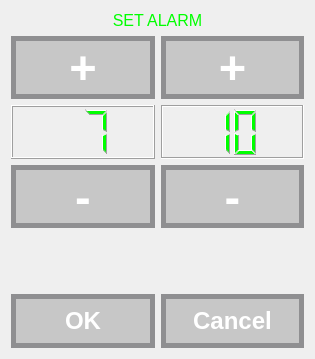
The window that iDom_Client/setalarm.ui (cyniu88/QT_kurs) describes before a commit, drawn with Qt 5.
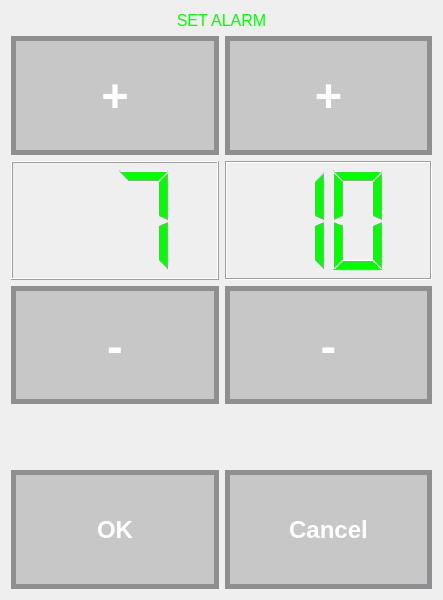
The same window after the commit. Custom widgets are drawn as their Qt base class.

```diff
--- a/iDom_Client/setalarm.ui
+++ b/iDom_Client/setalarm.ui
@@ -6,8 +6,8 @@
    <rect>
     <x>0</x>
     <y>0</y>
-    <width>315</width>
-    <height>359</height>
+    <width>443</width>
+    <height>600</height>
    </rect>
   </property>
   <property name="sizePolicy">
@@ -18,8 +18,8 @@
   </property>
   <property name="maximumSize">
    <size>
-    <width>315</width>
-    <height>359</height>
+    <width>3150</width>
+    <height>3590</height>
    </size>
   </property>
   <property name="windowTitle">
@@ -143,6 +143,11 @@
          <verstretch>0</verstretch>
         </sizepolicy>
        </property>
+       <property name="font">
+        <font>
+         <pointsize>22</pointsize>
+        </font>
+       </property>
        <property name="autoFillBackground">
         <bool>false</bool>
        </property>
@@ -174,9 +179,14 @@
        <property name="sizePolicy">
         <sizepolicy hsizetype="Expanding" vsizetype="Expanding">
          <horstretch>0</horstretch>
-         <verstretch>0</verstretch>
+         <verstretch>200</verstretch>
         </sizepolicy>
        </property>
+       <property name="font">
+        <font>
+         <pointsize>22</pointsize>
+        </font>
+       </property>
        <property name="autoFillBackground">
         <bool>false</bool>
        </property>
```
